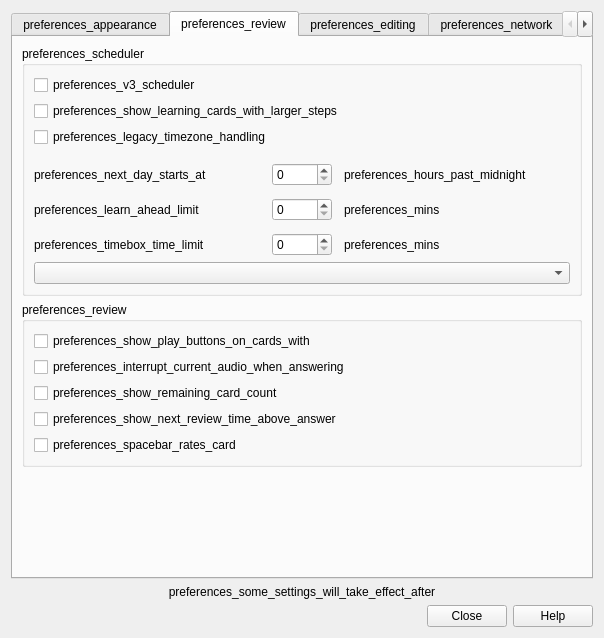
ankitects/anki, file qt/aqt/forms/preferences.ui: the form before one commit.
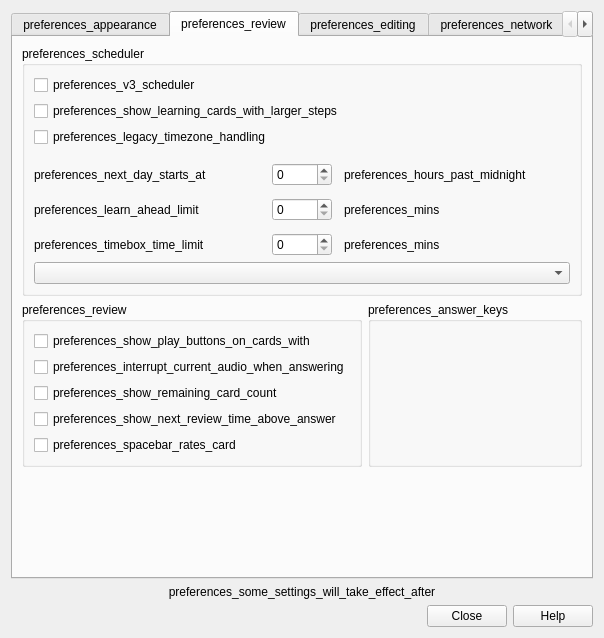
The form after the commit. The open tabs and pages were chosen to show the change.

Commit message: Move answer keys to right of dialog to reduce vertical space

What changed in the file:
```diff
--- a/qt/aqt/forms/preferences.ui
+++ b/qt/aqt/forms/preferences.ui
@@ -399,6 +399,8 @@
         </widget>
        </item>
        <item>
+        <layout class="QHBoxLayout" name="horizontalLayout_5">
+         <item>
         <widget class="QGroupBox" name="reviewerGroup">
          <property name="title">
           <string>preferences_review</string>
@@ -473,6 +475,15 @@
         </widget>
        </item>
        <item>
+          <widget class="QGroupBox" name="preferences_answer_keys">
+           <property name="title">
+            <string>preferences_answer_keys</string>
+           </property>
+          </widget>
+         </item>
+        </layout>
+       </item>
+       <item>
         <spacer name="verticalSpacer_12">
          <property name="orientation">
           <enum>Qt::Vertical</enum>
```
Left out of the diff: 1 changed line with no effect on the pictures. Lines whose indentation alone changed are shown as unchanged. The commit also changes 1 other file.
